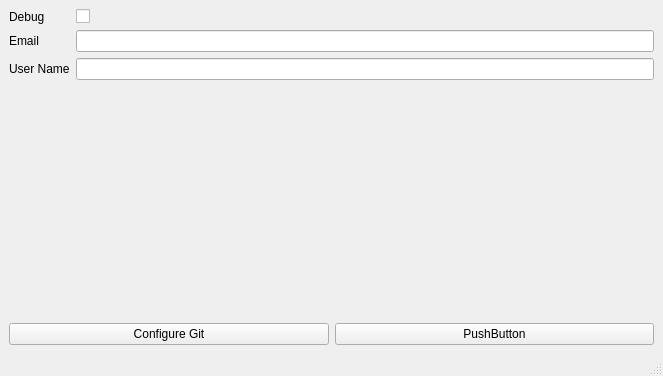
Qt form app/view/qt6/modules/ui/module1.ui (PurpleArk18/GodotBuildAutomationTool) before a commit.
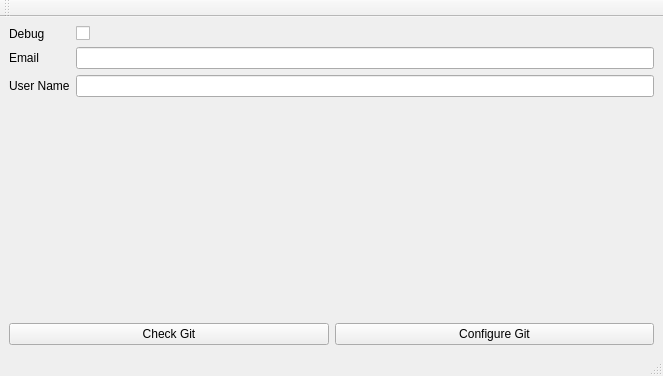
The same form after that commit.

What changed in the file:
```diff
--- a/app/view/qt6/modules/ui/module1.ui
+++ b/app/view/qt6/modules/ui/module1.ui
@@ -55,6 +55,13 @@
     </item>
     <item>
      <layout class="QHBoxLayout" name="horizontalLayout_2">
+      <item>
+       <widget class="QPushButton" name="checkGitButton">
+        <property name="text">
+         <string>Check Git</string>
+        </property>
+       </widget>
+      </item>
       <item>
        <widget class="QPushButton" name="configure_git_button">
         <property name="text">
@@ -62,13 +69,6 @@
         </property>
        </widget>
       </item>
-      <item>
-       <widget class="QPushButton" name="pushButton">
-        <property name="text">
-         <string>PushButton</string>
-        </property>
-       </widget>
-      </item>
      </layout>
     </item>
    </layout>
@@ -84,6 +84,17 @@
    </property>
   </widget>
   <widget class="QStatusBar" name="statusbar"/>
+  <widget class="QToolBar" name="toolBar">
+   <property name="windowTitle">
+    <string>toolBar</string>
+   </property>
+   <attribute name="toolBarArea">
+    <enum>TopToolBarArea</enum>
+   </attribute>
+   <attribute name="toolBarBreak">
+    <bool>false</bool>
+   </attribute>
+  </widget>
  </widget>
  <resources>
   <include location="../../../../rsc/resources.qrc"/>
```
Left out of the diff: 4 changed lines with no effect on the pictures.
